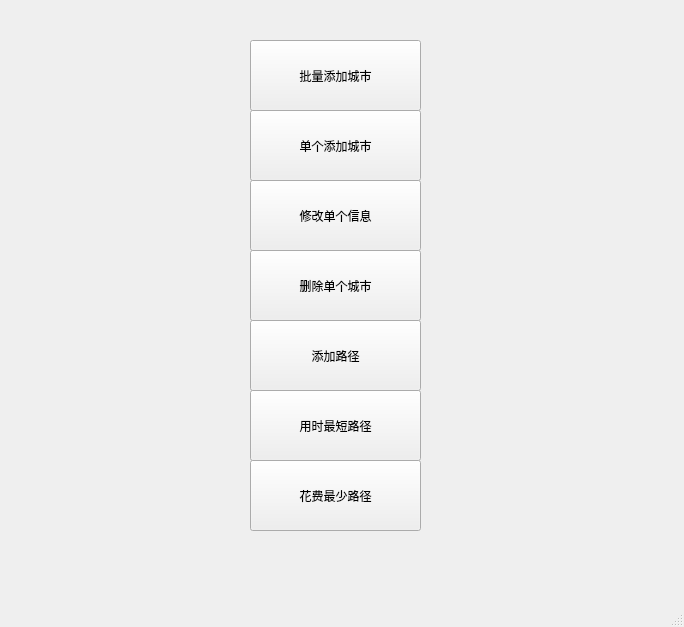
The window that mainwindow.ui (Khasehemwy/datastructure) describes before a commit, drawn with Qt 5.
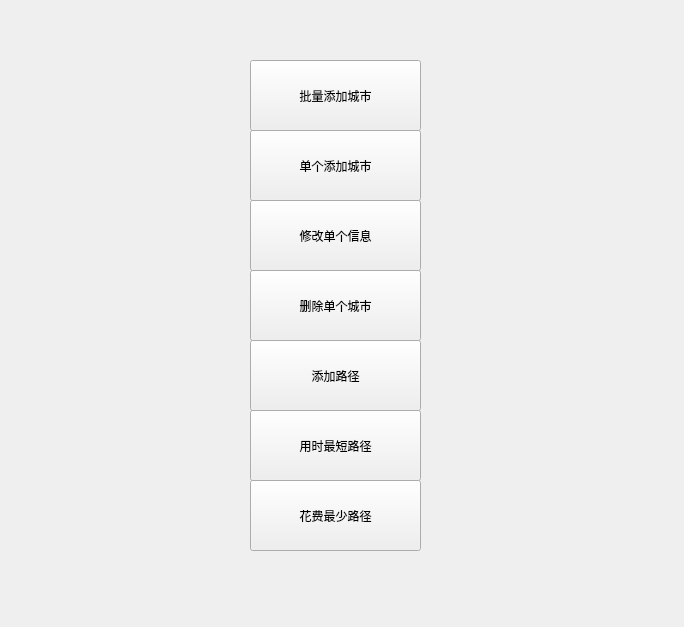
The same window after the commit.

Diff of the .ui file:
```diff
--- a/mainwindow.ui
+++ b/mainwindow.ui
@@ -18,7 +18,7 @@
     <property name="geometry">
      <rect>
       <x>250</x>
-      <y>40</y>
+      <y>60</y>
       <width>171</width>
       <height>71</height>
      </rect>
@@ -31,7 +31,7 @@
     <property name="geometry">
      <rect>
       <x>250</x>
-      <y>110</y>
+      <y>130</y>
       <width>171</width>
       <height>71</height>
      </rect>
@@ -44,7 +44,7 @@
     <property name="geometry">
      <rect>
       <x>250</x>
-      <y>180</y>
+      <y>200</y>
       <width>171</width>
       <height>71</height>
      </rect>
@@ -57,7 +57,7 @@
     <property name="geometry">
      <rect>
       <x>250</x>
-      <y>250</y>
+      <y>270</y>
       <width>171</width>
       <height>71</height>
      </rect>
@@ -70,7 +70,7 @@
     <property name="geometry">
      <rect>
       <x>250</x>
-      <y>320</y>
+      <y>340</y>
       <width>171</width>
       <height>71</height>
      </rect>
@@ -83,7 +83,7 @@
     <property name="geometry">
      <rect>
       <x>250</x>
-      <y>390</y>
+      <y>410</y>
       <width>171</width>
       <height>71</height>
      </rect>
@@ -96,7 +96,7 @@
     <property name="geometry">
      <rect>
       <x>250</x>
-      <y>460</y>
+      <y>480</y>
       <width>171</width>
       <height>71</height>
      </rect>
@@ -106,17 +106,6 @@
     </property>
    </widget>
   </widget>
-  <widget class="QMenuBar" name="menubar">
-   <property name="geometry">
-    <rect>
-     <x>0</x>
-     <y>0</y>
-     <width>684</width>
-     <height>21</height>
-    </rect>
-   </property>
-  </widget>
-  <widget class="QStatusBar" name="statusbar"/>
  </widget>
  <resources/>
  <connections/>
```
Left out of the diff: 2 changed lines with no effect on the pictures.
